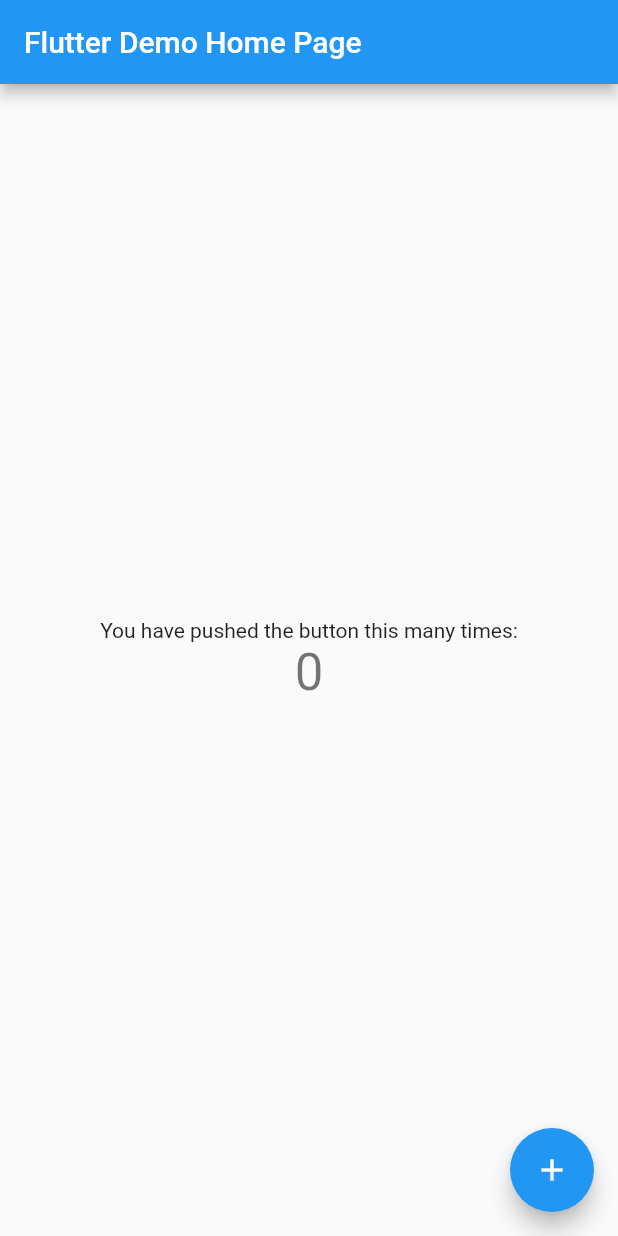
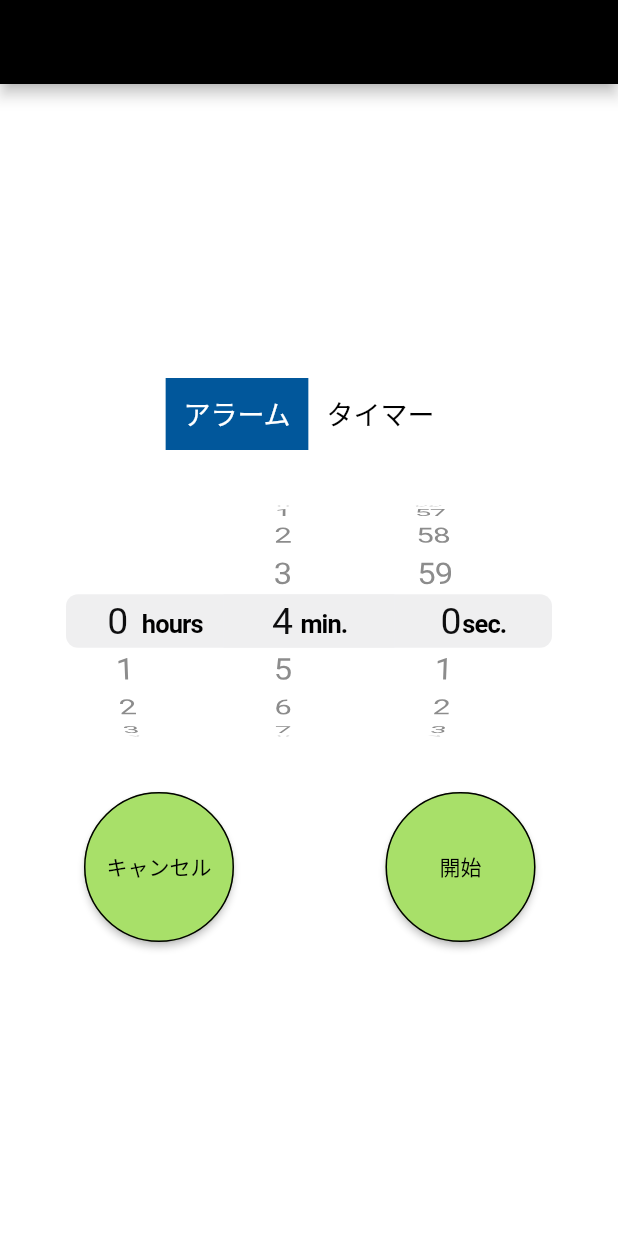
Before and after one commit to ShuehiKoyangi/TimerApp, a Flutter app: the screen it shows after launch, on a phone screen of 412 x 824 dp. Run offline on Flutter 3.47's test engine with Material 2 defaults, Android fonts, the phone set to English and light mode, and no system bars.

Commit message:
カウントダウン処理の実装

```diff
--- a/lib/main.dart
+++ b/lib/main.dart
@@ -1,4 +1,5 @@
 import 'package:flutter/material.dart';
+import 'package:timer_app_neo/timerApp/home_page.dart';
 
 void main() {
   runApp(const MyApp());
@@ -10,57 +11,13 @@ class MyApp extends StatelessWidget {
   @override
   Widget build(BuildContext context) {
     return MaterialApp(
-      title: 'Flutter Demo',
-      theme: ThemeData(
-        primarySwatch: Colors.blue,
-      ),
-      home: const MyHomePage(title: 'Flutter Demo Home Page'),
-    );
+        title: 'Flutter Demo',
+        theme: ThemeData(
+          primarySwatch: Colors.blue,
+        ),
+        initialRoute: '/',
+        routes: {
+          '/': (context) => const HomePage(),
+        });
   }
 }
-
-class MyHomePage extends StatefulWidget {
-  const MyHomePage({Key? key, required this.title}) : super(key: key);
-  final String title;
-
-  @override
-  State<MyHomePage> createState() => _MyHomePageState();
-}
-
-class _MyHomePageState extends State<MyHomePage> {
-  int _counter = 0;
-
-  void _incrementCounter() {
-    setState(() {
-      _counter++;
-    });
-  }
-
-  @override
-  Widget build(BuildContext context) {
-    return Scaffold(
-      appBar: AppBar(
-        title: Text(widget.title),
-      ),
-      body: Center(
-        child: Column(
-          mainAxisAlignment: MainAxisAlignment.center,
-          children: <Widget>[
-            const Text(
-              'You have pushed the button this many times:',
-            ),
-            Text(
-              '$_counter',
-              style: Theme.of(context).textTheme.headline4,
-            ),
-          ],
-        ),
-      ),
-      floatingActionButton: FloatingActionButton(
-        onPressed: _incrementCounter,
-        tooltip: 'Increment',
-        child: const Icon(Icons.add),
-      ),
-    );
-  }
-}
--- /dev/null
+++ b/lib/timerApp/home_page.dart
@@ -0,0 +1,82 @@
+import 'package:flutter/cupertino.dart';
+import 'package:flutter/material.dart';
+import 'package:timer_app_neo/timerApp/countdown_page.dart';
+import 'package:timer_app_neo/widget/button.dart';
+import 'package:timer_app_neo/widget/switcher.dart';
+
+class HomePage extends StatefulWidget {
+  const HomePage({Key? key}) : super(key: key);
+
+  @override
+  State<HomePage> createState() => _HomePageState();
+}
+
+class _HomePageState extends State<HomePage> {
+  List<bool> isSelected = [true, false];
+  bool isStarted = false;
+  Duration duration = const Duration(hours: 0, minutes: 4, seconds: 0);
+
+  @override
+  void initState() {
+    super.initState();
+  }
+
+  void initTimer() {
+    setState(() {
+      isStarted = !isStarted;
+      Navigator.push(
+        context,
+        PageRouteBuilder(
+          pageBuilder: (context, animation1, animation2) => CountDown(duration),
+          transitionDuration: Duration.zero,
+          reverseTransitionDuration: Duration.zero,
+        ),
+      );
+    });
+  }
+
+  void initCancel() {
+    return;
+  }
+
+  @override
+  Widget build(BuildContext context) {
+    return Scaffold(
+        backgroundColor: Colors.white,
+        appBar: AppBar(
+          backgroundColor: Colors.black,
+          automaticallyImplyLeading: false,
+        ),
+        body: Center(
+            child: Column(
+          mainAxisAlignment: MainAxisAlignment.center,
+          children: [
+            Column(
+              children: [
+                const Switcher(),
+                const SizedBox(height: 24),
+                SizedBox(
+                    height: 180,
+                    child: CupertinoTimerPicker(
+                      initialTimerDuration: duration,
+                      mode: CupertinoTimerPickerMode.hms,
+                      minuteInterval: 1,
+                      secondInterval: 1,
+                      onTimerDurationChanged: (duration) =>
+                          setState(() => this.duration = duration),
+                    )),
+                const SizedBox(height: 24),
+                Row(
+                  mainAxisAlignment: MainAxisAlignment.center,
+                  children: <Widget>[
+                    Button(title: "キャンセル", onTap: initCancel),
+                    const SizedBox(width: 100),
+                    Button(title: "開始", onTap: initTimer)
+                  ],
+                ),
+              ],
+            ),
+          ],
+        )));
+  }
+}
--- /dev/null
+++ b/lib/widget/button.dart
@@ -0,0 +1,45 @@
+import 'package:flutter/material.dart';
+
+class Button extends StatefulWidget {
+  const Button({
+    Key? key,
+    required this.title,
+    required this.onTap,
+  }) : super(key: key);
+  final String title;
+  final VoidCallback onTap;
+
+  @override
+  State<StatefulWidget> createState() {
+    return _ButtonState();
+  }
+}
+
+class _ButtonState extends State<Button> {
+  @override
+  void initState() {
+    super.initState();
+  }
+
+  @override
+  Widget build(BuildContext context) {
+    Text(widget.title);
+    return ElevatedButton(
+        style: ElevatedButton.styleFrom(
+          minimumSize: const Size(100, 100),
+          primary: const Color.fromARGB(255, 168, 224, 105),
+          onPrimary: Colors.black,
+          shape: const CircleBorder(
+            side: BorderSide(
+              color: Colors.black,
+              width: 1,
+              style: BorderStyle.solid,
+            ),
+          ),
+        ),
+        onPressed: () {
+          widget.onTap();
+        },
+        child: Text(widget.title));
+  }
+}
--- /dev/null
+++ b/lib/widget/switcher.dart
@@ -0,0 +1,54 @@
+import 'package:flutter/material.dart';
+
+class Switcher extends StatefulWidget {
+  const Switcher({Key? key}) : super(key: key);
+
+  @override
+  State<StatefulWidget> createState() {
+    return _SwitcherState();
+  }
+}
+
+class _SwitcherState extends State<Switcher> {
+  List<bool> isSelected = [true, false];
+  bool isStarted = false;
+
+  @override
+  void initState() {
+    super.initState();
+  }
+
+  @override
+  Widget build(BuildContext context) {
+    return ToggleButtons(
+      isSelected: isSelected,
+      selectedColor: Colors.white,
+      color: Colors.black,
+      fillColor: Colors.lightBlue.shade900,
+      renderBorder: false,
+      //splashColor: Colors.red,
+      highlightColor: Colors.orange,
+      children: const <Widget>[
+        Padding(
+          padding: EdgeInsets.symmetric(horizontal: 12),
+          child: Text('アラーム', style: TextStyle(fontSize: 18)),
+        ),
+        Padding(
+          padding: EdgeInsets.symmetric(horizontal: 12),
+          child: Text('タイマー', style: TextStyle(fontSize: 18)),
+        ),
+      ],
+      onPressed: (int newIndex) {
+        setState(() {
+          for (int index = 0; index < isSelected.length; index++) {
+            if (index == newIndex) {
+              isSelected[index] = true;
+            } else {
+              isSelected[index] = false;
+            }
+          }
+        });
+      },
+    );
+  }
+}
--- a/pubspec.yaml
+++ b/pubspec.yaml
@@ -34,6 +34,10 @@ dependencies:
   # The following adds the Cupertino Icons font to your application.
   # Use with the CupertinoIcons class for iOS style icons.
   cupertino_icons: ^1.0.2
+  intl: ^0.17.0
+  graphql: ^5.1.1
+  flutter_picker: ^2.0.5
+  flutter_datetime_picker: ^1.5.1
 
 dev_dependencies:
   flutter_test:
```
Also changed, not shown: lib/timerApp/countdown_page.dart (added, +112 -0 lines), lib/widget/counter.dart (added, +57 -0 lines), lib/widget/time_picker.dart (added, +35 -0 lines), pubspec.lock.
